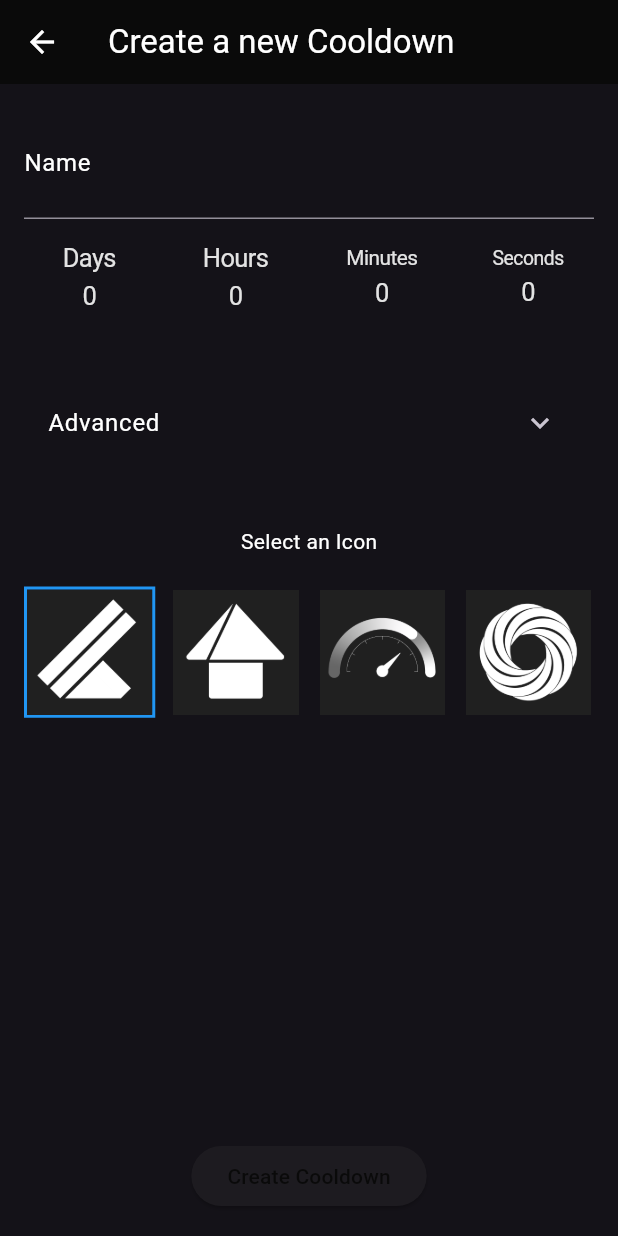
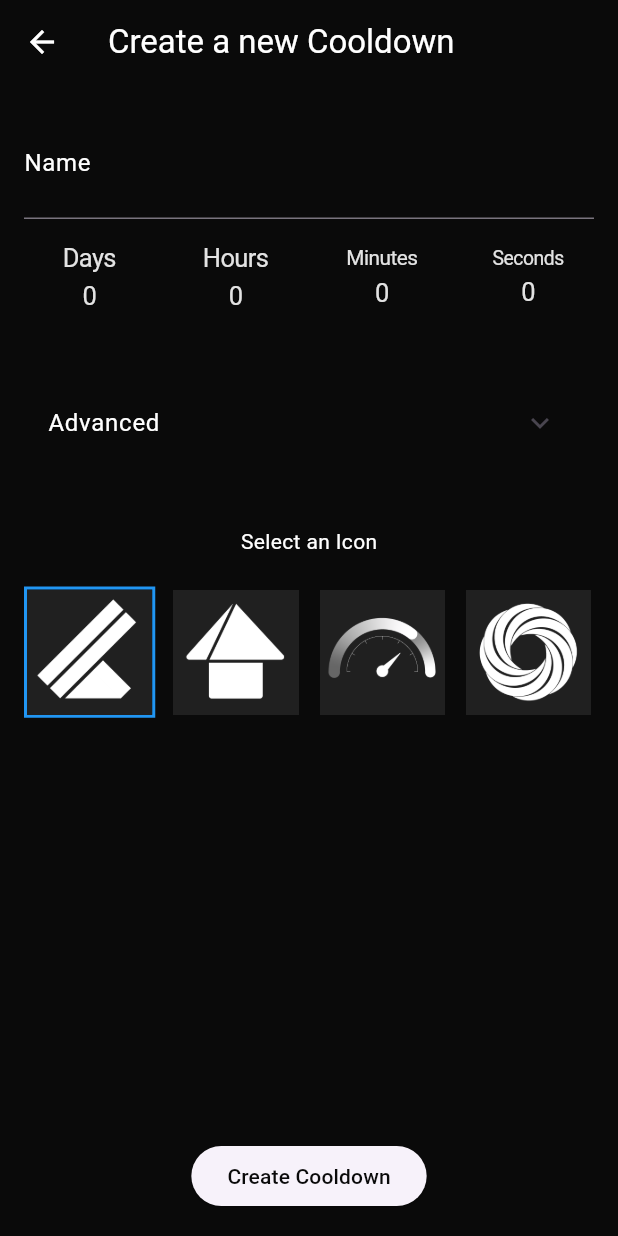
Before and after one commit to PitaFLAME/Cooldowns, a Flutter app: the screen it shows after launch, after a tap on the "add" icon, on a phone screen of 412 x 824 dp. Run offline on Flutter 3.47's test engine with Material 3 defaults, Android fonts, the phone set to English and light mode, and no system bars.

Commit message:
Fixing version mismatch

```diff
--- a/lib/main.dart
+++ b/lib/main.dart
@@ -11,16 +11,3 @@
     runApp(const TimerApp());
   });
 }
-
-class TimerApp extends StatelessWidget {
-  const TimerApp({super.key});
-
-  @override
-  Widget build(BuildContext context) {
-    return MaterialApp(
-      title: 'Cooldowns',
-      theme: ThemeData.dark(),
-      home: const TimerHomePage(),
-    );
-  }
-}
```
